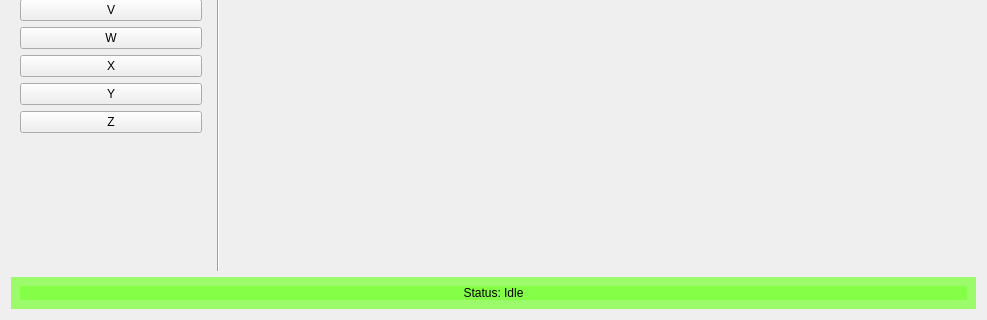
Old version of the form src/gui/sh_screen.ui in the repository hoangtu92/calomni_software; both pictures show x 0 to 987 and y 715 to 1035 of the 987 by 1035 pixel window.
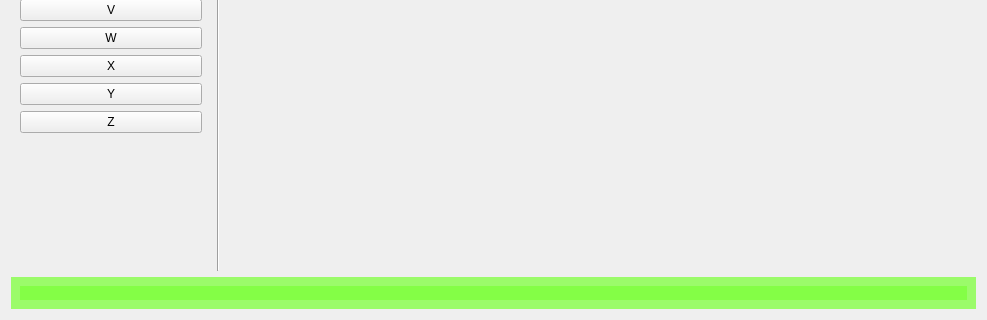
New version of the form. Icons and pictures are not drawn.

```diff
--- a/src/gui/sh_screen.ui
+++ b/src/gui/sh_screen.ui
@@ -458,7 +458,7 @@
         <item>
          <widget class="QLabel" name="status">
           <property name="text">
-           <string>Status: Idle</string>
+           <string/>
           </property>
           <property name="alignment">
            <set>Qt::AlignCenter</set>
```
Left out of the diff: 2 changed lines with no effect on the pictures.
